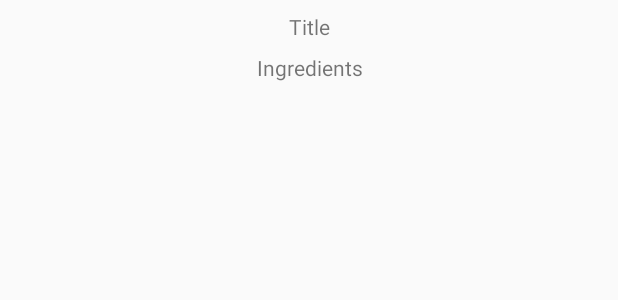
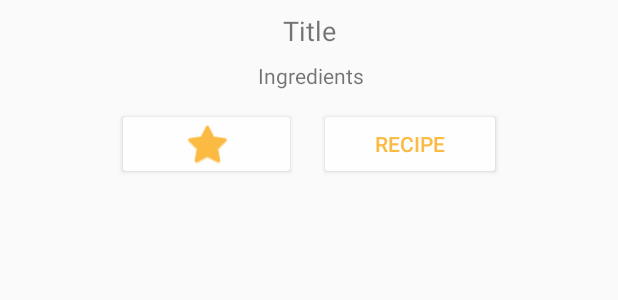
Before and after one commit to travesto/CookingApp, an Android app: the layout food_result.xml on its own in the app's theme, with its tools: preview values and no code run, on a phone screen of 412 x 824 dp. Shown: the top 300 px of the screen. Run offline under Robolectric (Android 15) with nearby library versions, the light colour scheme and no system bars.

Commit message:
Favorites & Recipe Button implemented

```diff
--- a/app/src/main/java/com/example/travis/cookingapp/FoodAdapter.java
+++ b/app/src/main/java/com/example/travis/cookingapp/FoodAdapter.java
@@ -8,6 +8,8 @@ import android.util.Log;
 import android.view.LayoutInflater;
 import android.view.View;
 import android.view.ViewGroup;
+import android.widget.Button;
+import android.widget.ImageButton;
 import android.widget.TextView;
 
 import org.w3c.dom.Text;
@@ -33,6 +35,8 @@ public class FoodAdapter extends RecyclerView.Adapter<FoodAdapter.FoodViewHolder
         public TextView mIngredientsView;
         public String mHref;
         PostItemListener mItemListener;
+        ImageButton mFavoritesButton;
+        Button mRecipeButton;
 
         public FoodViewHolder(View v, PostItemListener postItemListener) {
             super(v);
@@ -40,7 +44,20 @@ public class FoodAdapter extends RecyclerView.Adapter<FoodAdapter.FoodViewHolder
             mIngredientsView = (TextView) v.findViewById(R.id.ingredients);
 
             this.mItemListener = postItemListener;
-            v.setOnClickListener(this);
+            //v.setOnClickListener(this);
+            mFavoritesButton = (ImageButton) v.findViewById(R.id.favoritesButton);
+            mFavoritesButton.setOnClickListener(new View.OnClickListener() {
+                @Override
+                public void onClick(View view) {
+                    FoodResult item = getResult(getAdapterPosition());
+                    Log.d("Favorites Button", "info " + item);
+                    //mDataSource.createItem(item);
+
+                }
+            });
+
+            mRecipeButton = (Button) v.findViewById(R.id.recipeButton);
+            mRecipeButton.setOnClickListener(this);
         }
 
         public void bindResult(FoodResult result) {
@@ -48,6 +65,8 @@ public class FoodAdapter extends RecyclerView.Adapter<FoodAdapter.FoodViewHolder
             mTitleView.setText(cleanString((decodedTitle)));
             mIngredientsView.setText("Ingredients: " + result.getIngredients());
             mHref = result.getHref();
+
+
         }
 
         @Override
--- a/app/src/main/res/layout/food_result.xml
+++ b/app/src/main/res/layout/food_result.xml
@@ -9,29 +9,61 @@
         android:id="@+id/ingredients"
         android:layout_width="wrap_content"
         android:layout_height="wrap_content"
-        android:layout_marginBottom="8dp"
-        android:layout_marginEnd="20dp"
-        android:layout_marginStart="20dp"
+        android:layout_marginBottom="72dp"
         android:text="Ingredients"
         android:textAlignment="center"
         app:layout_constraintBottom_toBottomOf="parent"
         app:layout_constraintEnd_toEndOf="parent"
-        app:layout_constraintHorizontal_bias="0.5"
+        app:layout_constraintHorizontal_bias="0.501"
+        app:layout_constraintLeft_toLeftOf="parent"
+        app:layout_constraintRight_toRightOf="parent"
         app:layout_constraintStart_toStartOf="parent" />
+
+    <ImageButton
+        android:id="@+id/favoritesButton"
+        style="?attr/buttonStyle"
+        android:layout_width="119dp"
+        android:layout_height="48dp"
+        android:layout_marginEnd="2dp"
+        android:layout_marginStart="67dp"
+        android:layout_marginTop="72dp"
+        android:backgroundTint="@color/OffWhite"
+        android:contentDescription="TODO"
+        android:tint="@color/colorAccent"
+        app:layout_constraintEnd_toStartOf="@+id/recipeButton"
+        app:layout_constraintHorizontal_bias="1.0"
+        app:layout_constraintStart_toStartOf="parent"
+        app:layout_constraintTop_toTopOf="parent"
+        app:srcCompat="@android:drawable/btn_star" />
 
     <TextView
         android:id="@+id/title"
         android:layout_width="wrap_content"
         android:layout_height="wrap_content"
         android:layout_marginBottom="8dp"
-        android:layout_marginEnd="8dp"
-        android:layout_marginStart="8dp"
         android:layout_marginTop="8dp"
         android:text="Title"
+        android:textSize="18sp"
         app:layout_constraintBottom_toTopOf="@+id/ingredients"
         app:layout_constraintEnd_toEndOf="parent"
-        app:layout_constraintHorizontal_bias="0.5"
+        app:layout_constraintLeft_toLeftOf="parent"
+        app:layout_constraintRight_toRightOf="parent"
         app:layout_constraintStart_toStartOf="parent"
+        app:layout_constraintTop_toTopOf="parent"
+        app:layout_constraintVertical_bias="0.305" />
+
+    <Button
+        android:id="@+id/recipeButton"
+        android:layout_width="121dp"
+        android:layout_height="wrap_content"
+        android:layout_marginEnd="67dp"
+        android:layout_marginStart="2dp"
+        android:layout_marginTop="72dp"
+        android:backgroundTint="@color/OffWhite"
+        android:text="Recipe"
+        android:textColor="@color/colorAccent"
+        app:layout_constraintEnd_toEndOf="parent"
+        app:layout_constraintStart_toEndOf="@+id/favoritesButton"
         app:layout_constraintTop_toTopOf="parent" />
 
 </android.support.constraint.ConstraintLayout>
```
